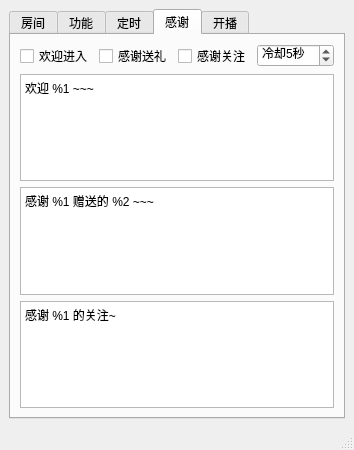
The window that mainwindow.ui (iwxyi/Bilibili-MagicalDanmaku) describes before a commit, drawn with Qt 5.
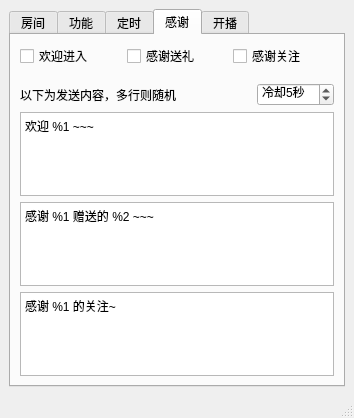
The same window after the commit. The open tabs and pages were chosen to show the change.

Commit message: 优化界面小细节

What changed in the file:
```diff
--- a/mainwindow.ui
+++ b/mainwindow.ui
@@ -6,8 +6,8 @@
    <rect>
     <x>0</x>
     <y>0</y>
-    <width>353</width>
-    <height>450</height>
+    <width>354</width>
+    <height>418</height>
    </rect>
   </property>
   <property name="windowTitle">
@@ -417,6 +417,33 @@
             </property>
            </widget>
           </item>
+         </layout>
+        </item>
+        <item>
+         <layout class="QHBoxLayout" name="horizontalLayout_15">
+          <property name="topMargin">
+           <number>9</number>
+          </property>
+          <item>
+           <widget class="QLabel" name="label_6">
+            <property name="text">
+             <string>以下为发送内容，多行则随机</string>
+            </property>
+           </widget>
+          </item>
+          <item>
+           <spacer name="horizontalSpacer_3">
+            <property name="orientation">
+             <enum>Qt::Horizontal</enum>
+            </property>
+            <property name="sizeHint" stdset="0">
+             <size>
+              <width>40</width>
+              <height>20</height>
+             </size>
+            </property>
+           </spacer>
+          </item>
           <item>
            <widget class="QSpinBox" name="sendCDSpin">
             <property name="toolTip">
```
Left out of the diff: 11 changed lines with no effect on the pictures. The commit also changes 2 other files.
